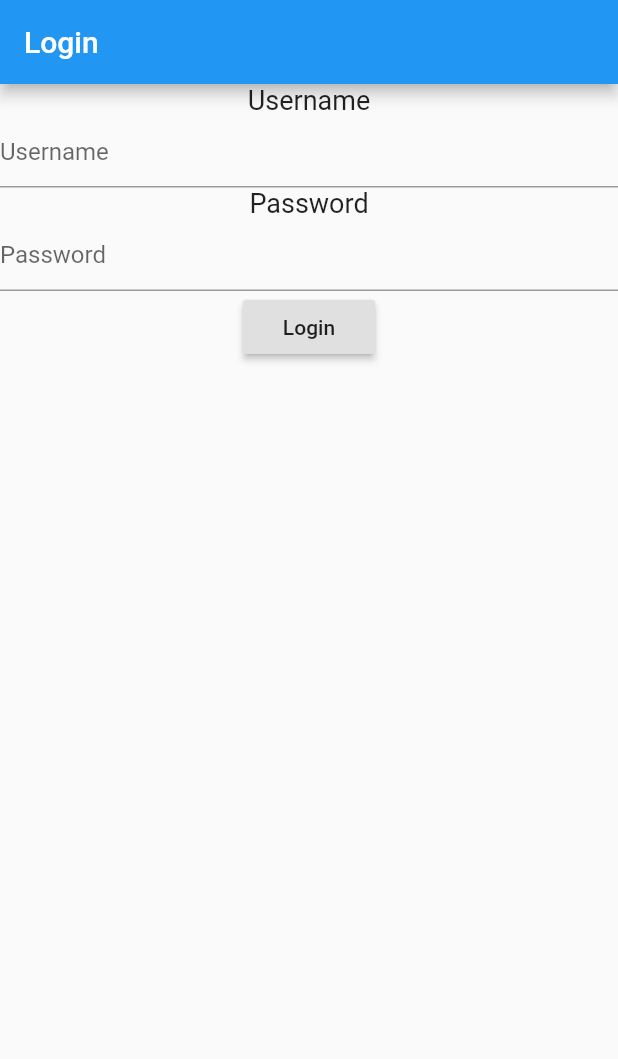
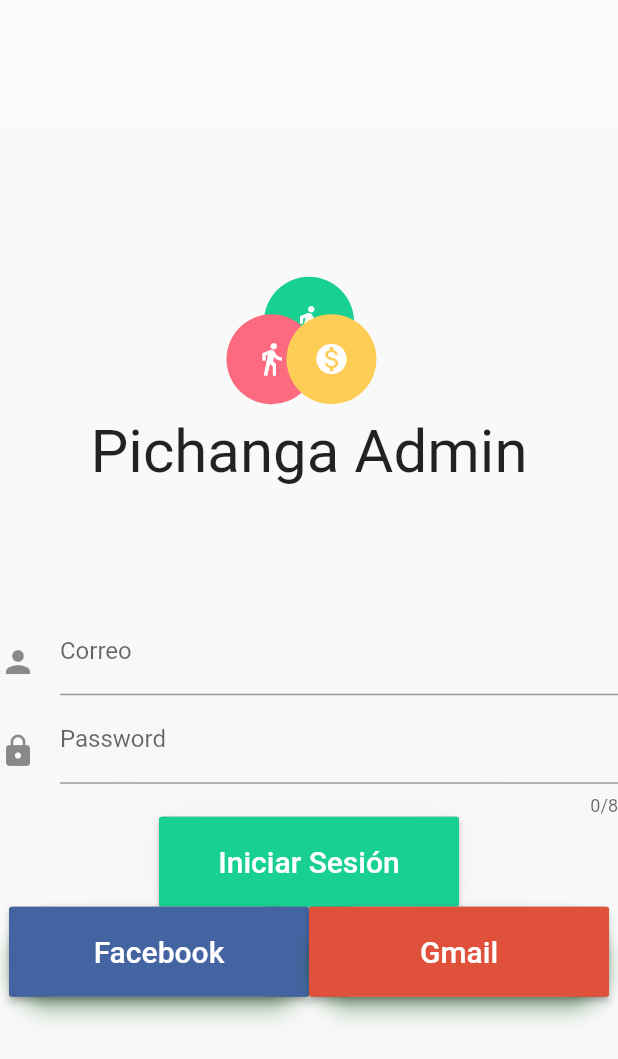
Before and after one commit to JosueDurand96/login_mysql, a Flutter app: the screen it shows after launch, on a phone screen of 412 x 824 dp. Shown: the top 1059 px of the screen. Run offline on Flutter 3.47's test engine with Material 2 defaults, Android fonts, the phone set to English and light mode, and no system bars.

Commit message:
modificacion login

```diff
--- a/lib/main.dart
+++ b/lib/main.dart
@@ -14,9 +14,11 @@ class MyApp extends StatelessWidget {
 
   @override
   Widget build(BuildContext context) {
+
     return new MaterialApp(
       debugShowCheckedModeBanner: false,
-      title: 'Login PHP My Admin',
+      title: 'Canchas Deportivas',
+      theme: ThemeData(fontFamily: 'Roboto'),
       home: new MyHomePage(),
       routes: <String,WidgetBuilder>{
         '/AdminPage': (BuildContext context)=> new AdminPage(username: username,),
@@ -26,6 +28,12 @@ class MyApp extends StatelessWidget {
     );
   }
 }
+bool _autovalidate = false;
+bool _formWasEdited = false;
+
+
+
+
 
 class MyHomePage extends StatefulWidget {
   @override
@@ -34,35 +42,17 @@ class MyHomePage extends StatefulWidget {
 
 class _MyHomePageState extends State<MyHomePage> {
 
-  TextEditingController user=new TextEditingController();
-  TextEditingController pass=new TextEditingController();
+  TextEditingController user = new TextEditingController();
+  TextEditingController pass = new TextEditingController();
 
-  String msg='';
+  String msg = '';
   String _baseUrl = 'http://192.168.1.134/Login/login.php?';
 
-  Future<dynamic>getJson(Uri uri) async{
+  Future<dynamic> getJson(Uri uri) async {
     http.Response response = await http.post(uri);
     //llamamos el objetivo json de dart   y decodificar
     return json.decode(response.body);
   }
-
-  //agregamos el objeto Media
-//  Future<List> _login()async{
-//    // se concatena la url base , el endpoint (lo restante de la url) y los parametros
-//    var uri = new Uri.http( _baseUrl , '/Login/login.php', {
-//      'username' : user.text,'password':pass.text
-//    });
-//    print(uri);
-//
-//    //retornar una list de obetos Media
-//    return getJson(uri).then(((data) =>
-//    //accedemos el json que esta  dentro del json  movies y creamos un objeto  Media
-//    data['admin'].map<Admin>((item) => new Admin(item)).toList()
-//
-//    ));
-//
-//
-//  }
 
 
   Future<List> _login() async {
@@ -74,64 +64,231 @@ class _MyHomePageState extends State<MyHomePage> {
     print(response);
     var datauser = json.decode(response.body);
 
-    if(datauser.length==0){
+    if (datauser.length == 0) {
       setState(() {
-        msg="Login Fail";
+        msg = "Login Fail";
       });
-    }else{
-      if(datauser[0]['level']=='admin'){
+    } else {
+      if (datauser[0]['level'] == 'admin') {
         Navigator.pushReplacementNamed(context, '/AdminPage');
-      }else if(datauser[0]['level']=='member'){
+      } else if (datauser[0]['level'] == 'member') {
         Navigator.pushReplacementNamed(context, '/MemberPage');
       }
 
       setState(() {
-        username= datauser[0]['username'];
+        username = datauser[0]['username'];
       });
-
     }
 
     return datauser;
   }
 
+
   @override
   Widget build(BuildContext context) {
-    return Scaffold(
-      appBar: AppBar(title: Text("Login"),),
-      body: Container(
-        child: Center(
+  return new Scaffold(
+  body: Center(
   child: Column(
+  mainAxisAlignment: MainAxisAlignment.center,
   children: <Widget>[
-              Text("Username",style: TextStyle(fontSize: 18.0),),
-              TextField(
+  new Stack(
+  alignment: Alignment.center,
+  children:<Widget>[
+  new Container(
+  height: 60.0,
+  width: 60.0,
+  decoration: new BoxDecoration(
+  borderRadius: new BorderRadius.circular(50.0),
+  color: Color(0xFF18D191)
+  ),
+  child: new Icon(Icons.directions_walk,color: Colors.white,),
+  ),
+  new Container(
+  margin: new EdgeInsets.only(right: 50.0,top:50.0),
+
+  height: 60.0,
+  width: 60.0,
+  decoration: new BoxDecoration(
+  borderRadius: new BorderRadius.circular(50.0),
+  color: Color(0xFFFC6A7F),
+  ),
+  child: new Icon(Icons.directions_walk,color: Colors.white,),
+  ),
+  new Container(
+  margin: new EdgeInsets.only(left: 30.0,top:50.0),
+
+  height: 60.0,
+  width: 60.0,
+  decoration: new BoxDecoration(
+  borderRadius: new BorderRadius.circular(50.0),
+  color: Color(0xFFFFCE56)
+  ),
+  child: new Icon(Icons.monetization_on,color: Colors.white,),
+  )
+
+  ],
+  ),
+  new Row(
+
+  mainAxisAlignment: MainAxisAlignment.center,
+  children: <Widget>[
+  Padding(
+  padding: const EdgeInsets.only(top:8.0,bottom: 80.0),
+  child: new Text("Pichanga Admin",style: new TextStyle(fontSize: 40.0),
+  )
+  )
+  ],),
+  //TODO: TEXTBOX
+  new TextField(
     controller: user,
-                decoration: InputDecoration(
-                    hintText: 'Username'
+    decoration: new InputDecoration(
+     labelText: "Correo",fillColor: Colors.red,icon: const Padding(
+        padding: const EdgeInsets.only(top:15.0),
+        child: const Icon(Icons.person))),
   ),
+
+  new TextField(
+    key: widget.key,
+    autofocus: false,
+    obscureText: true,
+    maxLength: 8,
+    controller: pass,
+    decoration: const InputDecoration(
+
+  labelText: "Password",fillColor: Colors.red,icon: const Padding(
+        padding: const EdgeInsets.only(top: 15.0),
+
+        child: const Icon(Icons.lock))),
+
+
   ),
-              Text("Password",style: TextStyle(fontSize: 18.0),),
-              TextField(
-                controller: pass,
-                obscureText: true,
-                decoration: InputDecoration(
-                    hintText: 'Password'
+      new RaisedButton(
+        padding: EdgeInsets.only(top:0,bottom: 0),
+            child: Material(
+              borderRadius: BorderRadius.circular(100.0),
+              shadowColor: Colors.green,
+              elevation: 1000.0,
+              child: MaterialButton(
+                minWidth: 200.0,
+                height: 60.0,
+                onPressed: () {
+                  _login();
+                },
+                color: Color(0xFF18D191),
+
+                child: Text('Iniciar Sesión', style: TextStyle(fontSize: 20.0,color: Colors.white)),
+              ),
             ),
           ),
 
-              RaisedButton(
-                child: Text("Login"),
-                onPressed: (){
+
+  new Row(
+  mainAxisAlignment: MainAxisAlignment.center,
+  children: <Widget>[
+    new RaisedButton(
+      padding: EdgeInsets.only(top: 0),
+      child: Material(
+        borderRadius: BorderRadius.circular(100.0),
+        shadowColor: Colors.green,
+        elevation: 5.0,
+        child: MaterialButton(
+          minWidth: 200.0,
+          height: 60.0,
+          onPressed: () {
             _login();
           },
+          color: Color(0xFF4364A1),
+          child: Text('Facebook', style: TextStyle(fontSize: 20.0,color: Colors.white)),
         ),
-
+      ),
+        ),   // 0xFF4364A1 0xFFDF513B
+    new RaisedButton(
+      padding: EdgeInsets.only(top: 0),
+      child: Material(
+        borderRadius: BorderRadius.circular(100.0),
+        shadowColor: Colors.green,
+        elevation: 5.0,
+       // margin:  EdgeInsets.only(top:30.0,left: 30.0,bottom: 30.0,right: 30.0),
+        child: MaterialButton(
+          minWidth: 200.0,
+          height: 60.0,
+          onPressed: () {
+            _login();
+          },
+          color: Color(0xFFDF513B),
+          padding: EdgeInsets.only(left: 1.2, top:1.2, right:1.2, bottom:1),
+          child: Text('Gmail', style: TextStyle(fontSize: 20.0,color: Colors.white)),
+        ),
+      ),),
     Text(msg,style: TextStyle(fontSize: 20.0,color: Colors.red),)
-
-
   ],
   ),
+  ],
   ),
   ),
   );
   }
   }
+
+//  @override
+//  Widget build(BuildContext context) {
+//    return Scaffold(
+//      appBar: AppBar(title: Text("Canchas Deportivas"),),
+//
+//      body: Container(
+//        child: Center(
+//          child: Column(
+//            children: <Widget>[
+//              Text("Username",style: TextStyle(fontSize: 18.0),),
+//              TextField(
+//                controller: user,
+//                decoration: InputDecoration(
+//                    hintText: 'Username'
+//                ),
+//              ),
+//              Text("Password",style: TextStyle(fontSize: 18.0),),
+//              TextField(
+//                controller: pass,
+//                obscureText: true,
+//                decoration: InputDecoration(
+//                    hintText: 'Password'
+//                ),
+//              ),
+//              new RaisedButton(
+//
+//               child: new Container(
+//                 //padding: const EdgeInsets.only(left: 20.0,right: 10.0,top:10.0,bottom: 80.0),
+//                 padding: const EdgeInsets.all(10.0),
+//                 margin:  EdgeInsets.only(top:30.0,left: 30.0,bottom: 30.0,right: 30.0),
+//                 alignment: Alignment.center,
+//                 height: 60.0,
+//                 decoration: new BoxDecoration(color: Colors.cyan,borderRadius: new BorderRadius.circular(10.0)),
+//                 child: new Text("Iniciar Sesión",style: new TextStyle(fontSize: 27.0,color: Colors.white),),
+//               ),
+//                onPressed: (){
+//                  _login();
+//
+//                },
+//              ),
+//              new RaisedButton(
+//                child: new Container(
+//                  padding: const EdgeInsets.all(10.0),
+//                  margin:  EdgeInsets.only(top:30.0,left: 30.0,bottom: 30.0,right: 30.0),
+//
+//                  alignment: Alignment.center,
+//                  height: 60.0,
+//                  decoration: new BoxDecoration(color: Color(0xFF4364A1),borderRadius: new BorderRadius.circular(10.0)),
+//                  child: new Text("Sign In With Facebook",style: new TextStyle(fontSize: 22.0,color: Colors.white),),
+//                ),
+//
+//              ),
+//
+//              Text(msg,style: TextStyle(fontSize: 20.0,color: Colors.red),)
+//
+//
+//            ],
+//          ),
+//        ),
+//      ),
+//    );
+//  }
--- a/lib/model/admin.dart
+++ b/lib/model/admin.dart
@@ -7,12 +7,7 @@ class Admin {
   String password;
   String level;
 
-  //usamos el metodo creado en la clase util.dart
- // String getPosterUrl() => getMediumPictureUrl(image);
-  //String gettitle()=>gettitle(title);
-//ejemplo de u arraya en json
 
-//  List<dynamic>genreIds;
 
 
   factory Admin(Map jsonMap) {
```
Lines whose indentation alone changed are shown as unchanged.
